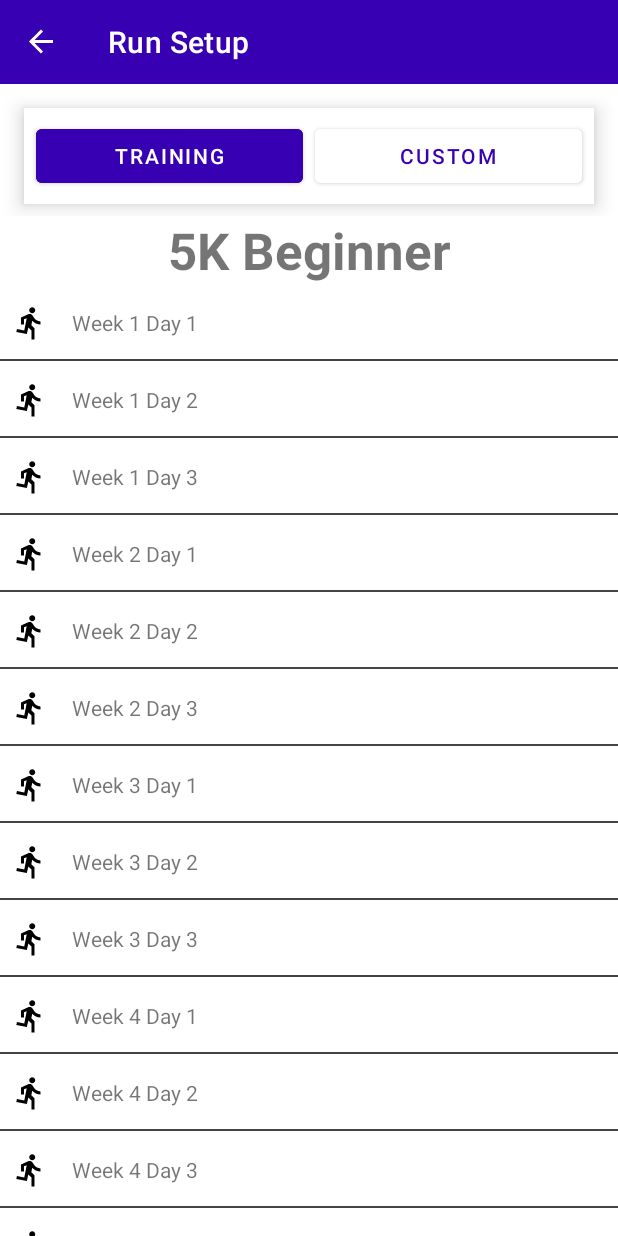
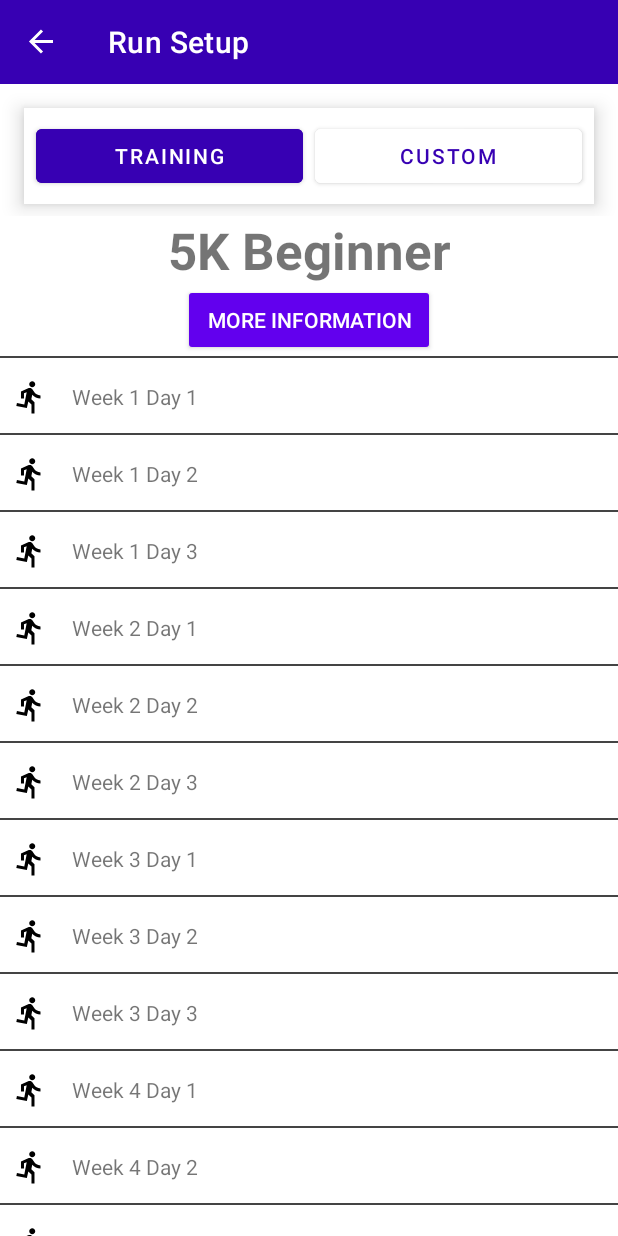
Before and after one commit to Nixon-Joseph/DashAndroidNative, an Android app: the screen it shows after launch (MainActivity), in the side drawer, after a tap on "Run Setup", on a phone screen of 412 x 824 dp. Run offline under Robolectric (Android 15) with nearby library versions, the phone set to English and light mode, and no system bars; our stand-ins replace Dagger/Hilt's generated code, Room's generated code, Timber, data binding, navigation-ui; libraries missing offline, so code that uses them is left out: com.kevincodes.recyclerview, pub.devrel.easypermissions; 2 statements that could not run were skipped.

Commit message:
Updated to v9 added descriptions to the runs, and the run plans

```diff
--- a/app/build.gradle
+++ b/app/build.gradle
@@ -16,8 +16,8 @@ android {
         applicationId "com.dashfitness.app"
         minSdk 21
         targetSdk 33
-        versionCode 8
-        versionName "0.0.8"
+        versionCode 9
+        versionName "0.0.9"
 
         testInstrumentationRunner "androidx.test.runner.AndroidJUnitRunner"
         multiDexEnabled true
--- a/app/src/main/java/com/dashfitness/app/training/FiveKBeginner.kt
+++ b/app/src/main/java/com/dashfitness/app/training/FiveKBeginner.kt
@@ -10,36 +10,40 @@ class FiveKBeginner: TrainingPlan(
     NAME,
     DESCRIPTION,
     arrayListOf(
-        FiveKTrainingRun("w1d1", "Week 1 Day 1", "Lorem Ipsum"),
-        FiveKTrainingRun("w1d2", "Week 1 Day 2", "Lorem Ipsum"),
-        FiveKTrainingRun("w1d3", "Week 1 Day 3", "Lorem Ipsum"),
-        FiveKTrainingRun("w2d1", "Week 2 Day 1", "Lorem Ipsum"),
-        FiveKTrainingRun("w2d2", "Week 2 Day 2", "Lorem Ipsum"),
-        FiveKTrainingRun("w2d3", "Week 2 Day 3", "Lorem Ipsum"),
-        FiveKTrainingRun("w3d1", "Week 3 Day 1", "Lorem Ipsum"),
-        FiveKTrainingRun("w3d2", "Week 3 Day 2", "Lorem Ipsum"),
-        FiveKTrainingRun("w3d3", "Week 3 Day 3", "Lorem Ipsum"),
-        FiveKTrainingRun("w4d1", "Week 4 Day 1", "Lorem Ipsum"),
-        FiveKTrainingRun("w4d2", "Week 4 Day 2", "Lorem Ipsum"),
-        FiveKTrainingRun("w4d3", "Week 4 Day 3", "Lorem Ipsum"),
-        FiveKTrainingRun("w5d1", "Week 5 Day 1", "Lorem Ipsum"),
-        FiveKTrainingRun("w5d2", "Week 5 Day 2", "Lorem Ipsum"),
-        FiveKTrainingRun("w5d3", "Week 5 Day 3", "Lorem Ipsum"),
-        FiveKTrainingRun("w6d1", "Week 6 Day 1", "Lorem Ipsum"),
-        FiveKTrainingRun("w6d2", "Week 6 Day 2", "Lorem Ipsum"),
-        FiveKTrainingRun("w6d3", "Week 6 Day 3", "Lorem Ipsum"),
-        FiveKTrainingRun("w7d1", "Week 7 Day 1", "Lorem Ipsum"),
-        FiveKTrainingRun("w7d2", "Week 7 Day 2", "Lorem Ipsum"),
-        FiveKTrainingRun("w7d3", "Week 7 Day 3", "Lorem Ipsum"),
-        FiveKTrainingRun("w8d1", "Week 8 Day 1", "Lorem Ipsum"),
-        FiveKTrainingRun("w8d2", "Week 8 Day 2", "Lorem Ipsum"),
-        FiveKTrainingRun("w8d3", "Week 8 Day 3", "Lorem Ipsum"),
+        FiveKTrainingRun("w1d1", "Week 1 Day 1", "1 min running / 1.5 min walking, for 20 minutes."),
+        FiveKTrainingRun("w1d2", "Week 1 Day 2", "1 min running / 1.5 min walking, for 20 minutes."),
+        FiveKTrainingRun("w1d3", "Week 1 Day 3", "1 min running / 1.5 min walking, for 20 minutes."),
+        FiveKTrainingRun("w2d1", "Week 2 Day 1", "1.5 min running / 2 min walking, for 20 minutes."),
+        FiveKTrainingRun("w2d2", "Week 2 Day 2", "1.5 min running / 2 min walking, for 20 minutes."),
+        FiveKTrainingRun("w2d3", "Week 2 Day 3", "1.5 min running / 2 min walking, for 20 minutes."),
+        FiveKTrainingRun("w3d1", "Week 3 Day 1", "2 min running / 2 min walking, for 20 minutes."),
+        FiveKTrainingRun("w3d2", "Week 3 Day 2", "2.5 min running / 2.5 min walking, for 20 minutes."),
+        FiveKTrainingRun("w3d3", "Week 3 Day 3", "2.5 min running / 2.5 min walking, for 20 minutes."),
+        FiveKTrainingRun("w4d1", "Week 4 Day 1", "3 min running / 2 min walking, for 20 minutes."),
+        FiveKTrainingRun("w4d2", "Week 4 Day 2", "3 min running / 2 min walking, for 20 minutes."),
+        FiveKTrainingRun("w4d3", "Week 4 Day 3", "3 min running / 2 min walking, for 20 minutes."),
+        FiveKTrainingRun("w5d1", "Week 5 Day 1", "5 min running / 3 min walking (x3)."),
+        FiveKTrainingRun("w5d2", "Week 5 Day 2", "8 min running / 5 min walking / 8 min running."),
+        FiveKTrainingRun("w5d3", "Week 5 Day 3", "20 min running."),
+        FiveKTrainingRun("w6d1", "Week 6 Day 1", "6 min running / 3 min walking (x2)."),
+        FiveKTrainingRun("w6d2", "Week 6 Day 2", "10 min running / 3 min walking / 10 min running."),
+        FiveKTrainingRun("w6d3", "Week 6 Day 3", "25 min running."),
+        FiveKTrainingRun("w7d1", "Week 7 Day 1", "24 min running."),
+        FiveKTrainingRun("w7d2", "Week 7 Day 2", "24 min running."),
+        FiveKTrainingRun("w7d3", "Week 7 Day 3", "24 min running."),
+        FiveKTrainingRun("w8d1", "Week 8 Day 1", "30 min running."),
+        FiveKTrainingRun("w8d2", "Week 8 Day 2", "30 min running."),
+        FiveKTrainingRun("w8d3", "Week 8 Day 3", "30 min running."),
     )
 ), Serializable {
     companion object {
         const val CODE: String = "5kb"
         const val NAME: String = "5K Beginner"
-        const val DESCRIPTION: String = "Lorem Ipsum"
+        const val DESCRIPTION: String = "Running 5k – around 3.1 miles – is an excellent measure of your running fitness.\n\n" +
+                "Beginners use the 5 kilometer distance as a goal to reach, while experienced runners use their 5k time as a measure of their running fitness.\n\n" +
+                "This plan is for beginners or those previously non-active.\n\n" +
+                "If you're athletic or more experienced, you might want to consider the \"5K Active\" run plan.\n\n" +
+                "Credit: https://marathonhandbook.com - review for more information"
     }
 }
 
--- a/app/src/main/java/com/dashfitness/app/ui/main/run/setup/RunSetupPlanViewModel.kt
+++ b/app/src/main/java/com/dashfitness/app/ui/main/run/setup/RunSetupPlanViewModel.kt
@@ -1,25 +1,36 @@
 package com.dashfitness.app.ui.main.run.setup
 
-import androidx.lifecycle.LiveData
 import androidx.lifecycle.MutableLiveData
 import androidx.lifecycle.ViewModel
 import com.dashfitness.app.training.TrainingPlan
 import com.dashfitness.app.training.ITrainingRun
+import com.dashfitness.app.util.Event
+import com.dashfitness.app.util.EventHandler
 import dagger.hilt.android.lifecycle.HiltViewModel
 import javax.inject.Inject
 
 @HiltViewModel
 class RunSetupPlanViewModel @Inject constructor() : ViewModel() {
+    var planDescription = MutableLiveData<String>()
     var planName = MutableLiveData<String>()
     val planRuns = MutableLiveData<ArrayList<ITrainingRun>>()
 
     fun init(plan: TrainingPlan) {
         planName.postValue(plan.Name)
         planRuns.postValue(plan.Runs)
+        planDescription.postValue(plan.Description)
+    }
+
+    private val onMoreInforation = EventHandler<Boolean>()
+    val moreInformationClick = Event(onMoreInforation)
+
+    fun onMoreInformationClick() {
+        onMoreInforation.invoke(true)
     }
 
     init {
         planName.postValue("")
+        planDescription.postValue("")
         planRuns.postValue(ArrayList())
     }
 }
--- a/app/src/main/res/layout/fragment_run_setup_training_plan.xml
+++ b/app/src/main/res/layout/fragment_run_setup_training_plan.xml
@@ -23,11 +23,37 @@
             android:textAlignment="center"
             android:textSize="34sp"
             android:textStyle="bold"
-            app:layout_constraintBottom_toTopOf="@+id/training_run_list"
             app:layout_constraintEnd_toEndOf="parent"
             app:layout_constraintStart_toStartOf="parent"
             app:layout_constraintTop_toTopOf="parent"
             tools:text="5K Active" />
+
+        <com.google.android.material.button.MaterialButton
+            android:id="@+id/planSummaryButton"
+            android:layout_width="wrap_content"
+            android:layout_height="wrap_content"
+            android:layout_marginStart="0dp"
+            android:layout_marginEnd="0dp"
+            android:text="More Information"
+            android:clickable="true"
+            android:focusable="true"
+            android:onClick="@{() -> viewModel.onMoreInformationClick()}"
+            android:textAlignment="center"
+            style="@style/Widget.AppCompat.Button.Small"
+            app:layout_constraintEnd_toEndOf="parent"
+            app:layout_constraintStart_toStartOf="parent"
+            app:layout_constraintTop_toBottomOf="@+id/planLabel"
+            tools:text="More Information" />
+
+        <FrameLayout
+            android:id="@+id/setupPlanHR"
+            android:layout_width="match_parent"
+            android:layout_height="1dp"
+            android:background="@drawable/border"
+            app:layout_constraintEnd_toEndOf="parent"
+            app:layout_constraintStart_toStartOf="parent"
+            app:layout_constraintTop_toBottomOf="@+id/planSummaryButton"
+            app:layout_constraintBottom_toTopOf="@+id/training_run_list" />
 
         <androidx.recyclerview.widget.RecyclerView
             android:id="@+id/training_run_list"
@@ -36,7 +62,7 @@
             app:layout_constraintBottom_toBottomOf="parent"
             app:layout_constraintEnd_toEndOf="parent"
             app:layout_constraintStart_toStartOf="parent"
-            app:layout_constraintTop_toBottomOf="@+id/planLabel"
+            app:layout_constraintTop_toBottomOf="@+id/setupPlanHR"
             tools:listitem="@layout/list_item_training_run" />
 
     </androidx.constraintlayout.widget.ConstraintLayout>
```
Also changed, not shown: app/src/main/java/com/dashfitness/app/training/FiveKActive.kt (+17 -13 lines), app/src/main/java/com/dashfitness/app/training/TenKActive.kt (+33 -29 lines), app/src/main/java/com/dashfitness/app/training/TenKBeginner.kt (+46 -42 lines), app/src/main/java/com/dashfitness/app/ui/main/run/setup/RunSetupTrainingPlanFragment.kt (+25 -0 lines), app/src/main/res/layout/dialog_select_training_run.xml (+8 -3 lines).
